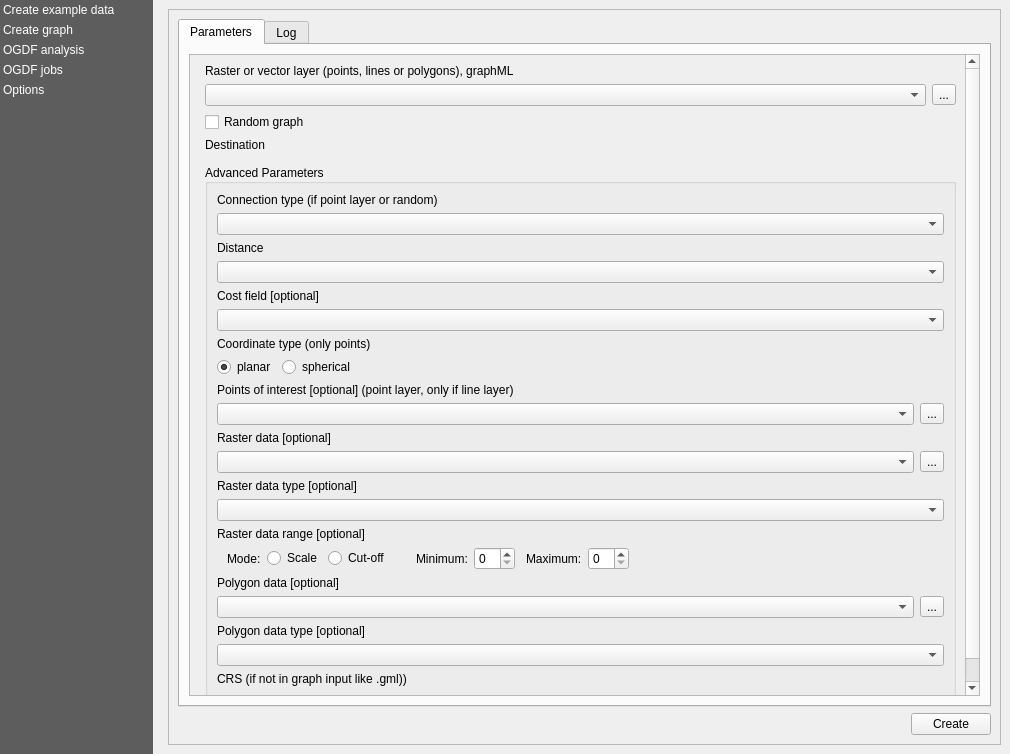
This is views/PluginDialog.ui in S-P-A-N-N-E-R-S/Frontend as Qt 5 draws it before an edit. The edited form follows.
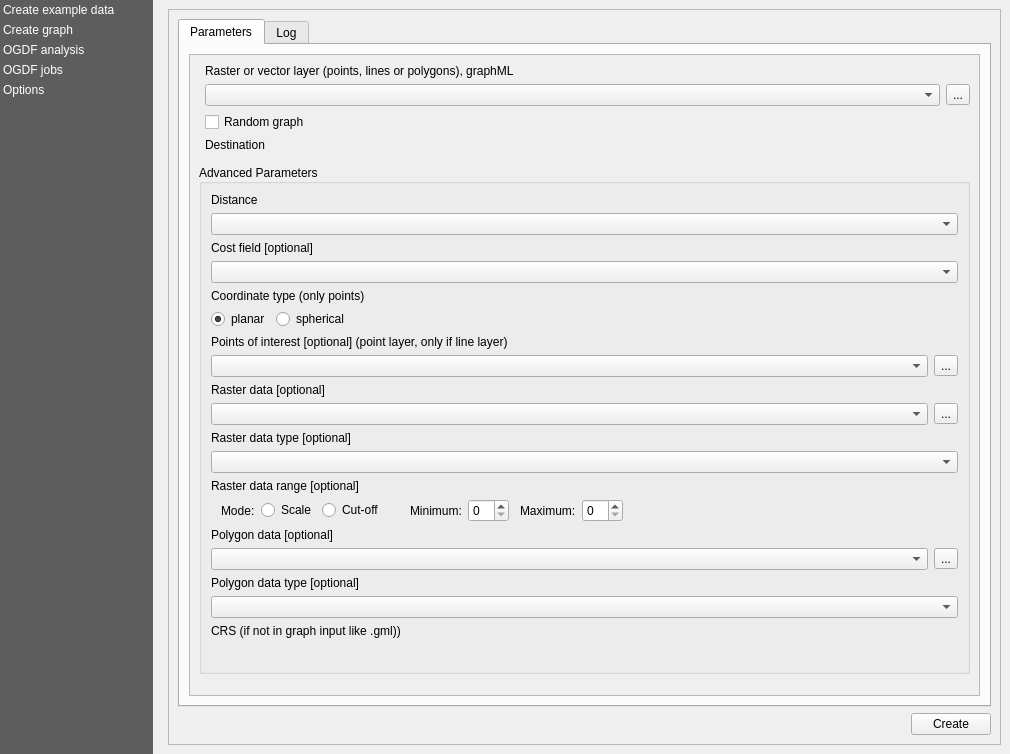
This is the edited form. Custom widgets are drawn as their Qt base class.

Commit message: File select for .graphml, shp, gpkg in create graph, refs #1

```diff
--- a/views/PluginDialog.ui
+++ b/views/PluginDialog.ui
@@ -330,7 +330,9 @@
                             </property>
                            </widget>
                           </item>
-                          <item row="5" column="1">
+                         </layout>
+                        </item>
+                        <item>
                            <widget class="QgsCollapsibleGroupBox" name="mGroupBox">
                             <property name="title">
                              <string>Advanced Parameters</string>
@@ -365,34 +367,34 @@
                                <property name="sizeConstraint">
                                 <enum>QLayout::SetDefaultConstraint</enum>
                                </property>
-                               <item row="2" column="0">
+                             <item row="0" column="0">
                                 <widget class="QLabel" name="create_graph_distance_label">
                                  <property name="text">
                                   <string>Distance</string>
                                  </property>
                                 </widget>
                                </item>
-                               <item row="3" column="0" colspan="2">
+                             <item row="1" column="0" colspan="2">
                                 <widget class="QComboBox" name="create_graph_distance_input"/>
                                </item>
-                               <item row="4" column="0">
+                             <item row="2" column="0">
                                 <widget class="QLabel" name="create_graph_cost_label">
                                  <property name="text">
                                   <string>Cost field [optional]</string>
                                  </property>
                                 </widget>
                                </item>
-                               <item row="5" column="0" colspan="2">
+                             <item row="3" column="0" colspan="2">
                                 <widget class="QgsFieldComboBox" name="create_graph_cost_input"/>
                                </item>
-                               <item row="6" column="0">
+                             <item row="4" column="0">
                                 <widget class="QLabel" name="create_graph_coordinatetype_label">
                                  <property name="text">
                                   <string>Coordinate type (only points)</string>
                                  </property>
                                 </widget>
                                </item>
-                               <item row="7" column="0">
+                             <item row="5" column="0">
                                 <layout class="QHBoxLayout" name="horizontalLayout_12">
                                  <item>
                                   <widget class="QRadioButton" name="create_graph_coordinatetype_planar">
@@ -413,14 +415,14 @@
                                  </item>
                                 </layout>
                                </item>
-                               <item row="8" column="0">
+                             <item row="6" column="0">
                                 <widget class="QLabel" name="create_graph_poi_label">
                                  <property name="text">
                                   <string>Points of interest [optional] (point layer, only if line layer)</string>
                                  </property>
                                 </widget>
                                </item>
-                               <item row="9" column="0" colspan="2">
+                             <item row="7" column="0" colspan="2">
                                 <layout class="QHBoxLayout" name="horizontalLayout_13">
                                  <item>
                                   <widget class="QgsMapLayerComboBox" name="create_graph_poi_input">
@@ -438,14 +440,14 @@
                                  </item>
                                 </layout>
                                </item>
-                               <item row="10" column="0">
+                             <item row="8" column="0">
                                 <widget class="QLabel" name="create_graph_raster_label">
                                  <property name="text">
                                   <string>Raster data [optional]</string>
                                  </property>
                                 </widget>
                                </item>
-                               <item row="11" column="0" colspan="2">
+                             <item row="9" column="0" colspan="2">
                                 <layout class="QHBoxLayout" name="horizontalLayout_14">
                                  <item>
                                   <widget class="QgsMapLayerComboBox" name="create_graph_raster_input">
@@ -463,24 +465,24 @@
                                  </item>
                                 </layout>
                                </item>
-                               <item row="12" column="0">
+                             <item row="10" column="0">
                                 <widget class="QLabel" name="create_graph_rastertype_label">
                                  <property name="text">
                                   <string>Raster data type [optional]</string>
                                  </property>
                                 </widget>
                                </item>
-                               <item row="13" column="0" colspan="2">
+                             <item row="11" column="0" colspan="2">
                                 <widget class="QComboBox" name="create_graph_rastertype_input"/>
                                </item>
-                               <item row="14" column="0">
+                             <item row="12" column="0">
                                 <widget class="QLabel" name="create_graph_rasterrange_label">
                                  <property name="text">
                                   <string>Raster data range [optional]</string>
                                  </property>
                                 </widget>
                                </item>
-                               <item row="15" column="0" colspan="2">
+                             <item row="13" column="0" colspan="2">
                                 <layout class="QHBoxLayout" name="horizontalLayout_15">
                                  <item>
                                   <spacer name="horizontalSpacer_8">
@@ -596,14 +598,14 @@
                                  </item>
                                 </layout>
                                </item>
-                               <item row="16" column="0">
+                             <item row="14" column="0">
                                 <widget class="QLabel" name="create_graph_polygon_label">
                                  <property name="text">
                                   <string>Polygon data [optional]</string>
                                  </property>
                                 </widget>
                                </item>
-                               <item row="17" column="0" colspan="2">
+                             <item row="15" column="0" colspan="2">
                                 <layout class="QHBoxLayout" name="horizontalLayout_16">
                                  <item>
                                   <widget class="QgsMapLayerComboBox" name="create_graph_polygon_input">
@@ -621,17 +623,17 @@
                                  </item>
                                 </layout>
                                </item>
-                               <item row="18" column="0">
+                             <item row="16" column="0">
                                 <widget class="QLabel" name="create_graph_polygontype_label">
                                  <property name="text">
                                   <string>Polygon data type [optional]</string>
                                  </property>
                                 </widget>
                                </item>
-                               <item row="19" column="0" colspan="2">
+                             <item row="17" column="0" colspan="2">
                                 <widget class="QComboBox" name="create_graph_polygontype_input"/>
                                </item>
-                               <item row="20" column="0">
+                             <item row="18" column="0">
                                 <widget class="QLabel" name="create_graph_crs_label">
                                  <property name="text">
                                   <string>CRS (if not in graph input like .gml))</string>
@@ -641,7 +643,7 @@
                                <item row="21" column="0" colspan="2">
                                 <widget class="QgsProjectionSelectionWidget" name="create_graph_crs_input"/>
                                </item>
-                               <item row="22" column="0">
+                             <item row="20" column="0">
                                 <spacer name="verticalSpacer_2">
                                  <property name="orientation">
                                   <enum>Qt::Vertical</enum>
@@ -654,26 +656,23 @@
                                  </property>
                                 </spacer>
                                </item>
-                               <item row="0" column="0">
-                                <widget class="QLabel" name="create_graph_connectiontype_label">
-                                 <property name="text">
-                                  <string>Connection type (if point layer or random)</string>
-                                 </property>
-                                </widget>
-                               </item>
-                               <item row="1" column="0" colspan="2">
-                                <widget class="QComboBox" name="create_graph_connectiontype_input">
-                                 <property name="focusPolicy">
-                                  <enum>Qt::WheelFocus</enum>
-                                 </property>
-                                </widget>
-                               </item>
                               </layout>
                              </item>
                             </layout>
                            </widget>
                           </item>
-                         </layout>
+                        <item>
+                         <spacer name="verticalSpacer_3">
+                          <property name="orientation">
+                           <enum>Qt::Vertical</enum>
+                          </property>
+                          <property name="sizeHint" stdset="0">
+                           <size>
+                            <width>20</width>
+                            <height>40</height>
+                           </size>
+                          </property>
+                         </spacer>
                         </item>
                        </layout>
                       </widget>
```
Left out of the diff: 2 changed lines with no effect on the pictures. Lines whose indentation alone changed are shown as unchanged. The commit also changes 1 other file.
